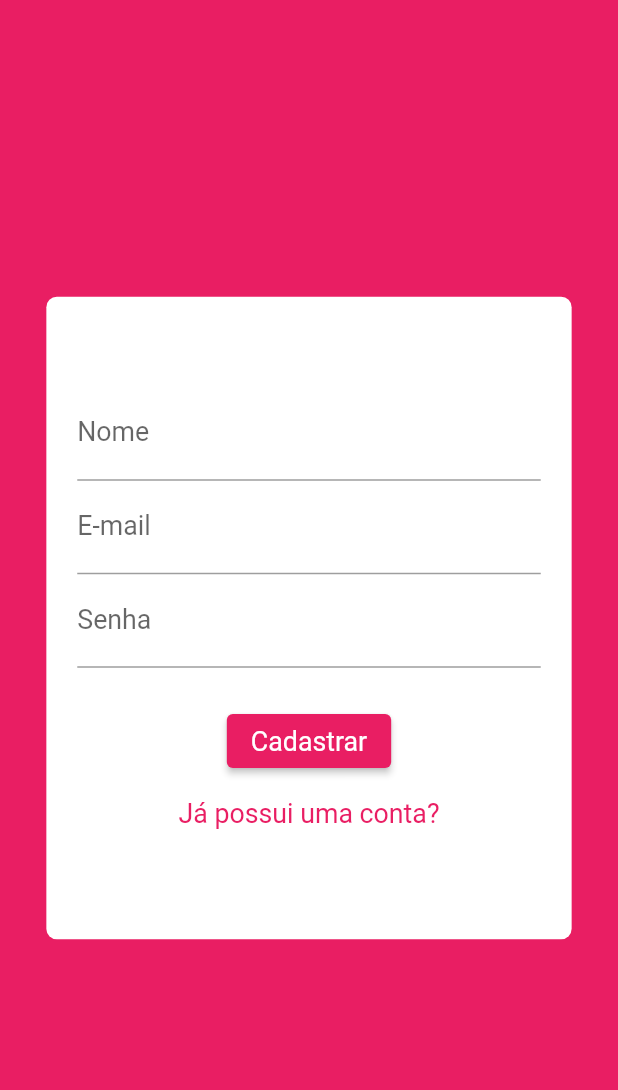
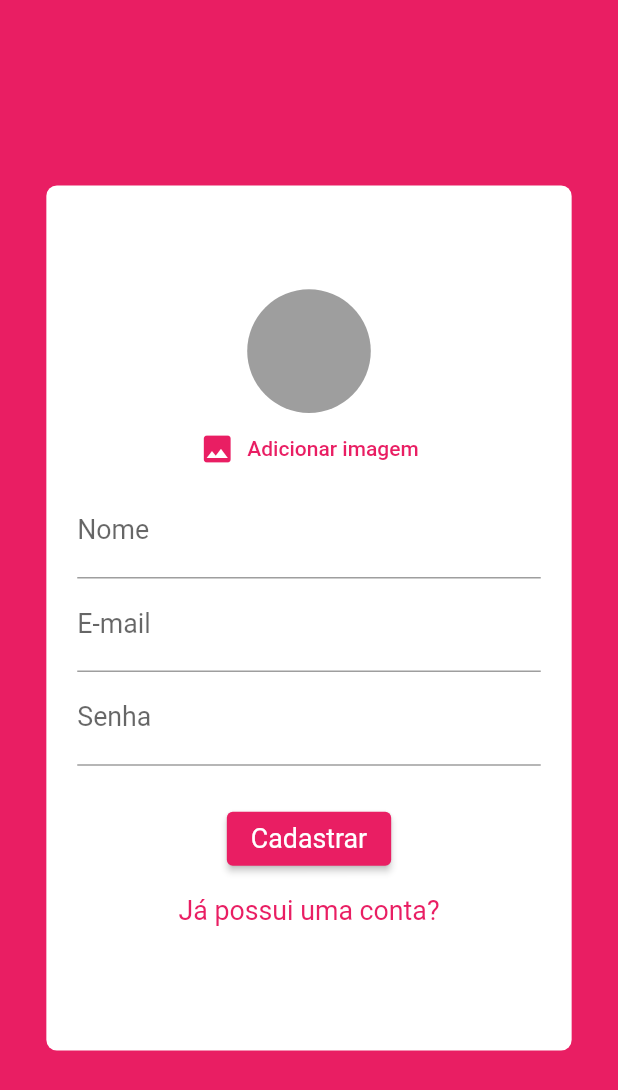
Before and after one commit to lucasribolli/flutter-chat, a Flutter app: the screen it shows after launch, after a tap on "Criar uma nova conta?", on a phone screen of 412 x 824 dp. Shown: the top 1090 px of the screen. Run offline on Flutter 3.47's test engine with Material 2 defaults, Android fonts, the phone set to English and light mode, and no system bars; our stand-ins replace cloud_firestore, firebase_auth, firebase_core, sizer; accounts and stored records are empty.

Commit message:
messages diferentiation and start image_picker

```diff
--- a/lib/screens/auth_screen.dart
+++ b/lib/screens/auth_screen.dart
@@ -46,7 +46,7 @@ class _AuthScreenState extends State<AuthScreen> {
         );
 
         await FirebaseFirestore.instance
-            .collection('user')
+            .collection('users')
             .doc(
               userCredential.user!.uid,
             )
--- a/lib/screens/chat_screen.dart
+++ b/lib/screens/chat_screen.dart
@@ -45,7 +45,8 @@ class ChatScreen extends StatelessWidget {
           ),
         ],
       ),
-      body: Column(
+      body: SafeArea(
+        child: Column(
           children: [
             Expanded(
               child: Messages(),
@@ -53,6 +54,7 @@ class ChatScreen extends StatelessWidget {
             NewMessage(),
           ],
         ),
+      ),
     );
   }
 }
--- a/lib/widgets/auth_form.dart
+++ b/lib/widgets/auth_form.dart
@@ -1,4 +1,5 @@
 import 'package:chat/models/auth_data.dart';
+import 'package:chat/widgets/user_image_picker.dart';
 import 'package:flutter/material.dart';
 import 'package:flutter/widgets.dart';
 import 'package:sizer/sizer.dart';
@@ -36,7 +37,7 @@ class _AuthFormState extends State<AuthForm> with SingleTickerProviderStateMixin
   }
 
   double _cardHeightFromMode() {
-    return _authData.isLogin ? 45.h : 52.h;
+    return _authData.isLogin ? 45.h : 70.h;
   }
 
   @override
@@ -66,6 +67,7 @@ class _AuthFormState extends State<AuthForm> with SingleTickerProviderStateMixin
               child: Column(
                 mainAxisAlignment: MainAxisAlignment.center,
                 children: [
+                  if (_authData.isSignup) UserImagePicker(),
                   if (_authData.isSignup)
                     TextFormField(
                       key: ValueKey('name'),
--- /dev/null
+++ b/lib/widgets/user_image_picker.dart
@@ -0,0 +1,36 @@
+import 'package:flutter/material.dart';
+import 'package:sizer/sizer.dart';
+
+class UserImagePicker extends StatefulWidget {
+  const UserImagePicker({Key? key}) : super(key: key);
+
+  @override
+  _UserImagePickerState createState() => _UserImagePickerState();
+}
+
+class _UserImagePickerState extends State<UserImagePicker> {
+  @override
+  Widget build(BuildContext context) {
+    return Column(
+      children: [
+        CircleAvatar(
+          radius: 10.w,
+          backgroundColor: Colors.grey,
+        ),
+        TextButton.icon(
+          onPressed: () {},
+          icon: Icon(
+            Icons.image,
+            color: Theme.of(context).primaryColor,
+          ),
+          label: Text(
+            'Adicionar imagem',
+            style: TextStyle(
+              color: Theme.of(context).primaryColor,
+            ),
+          ),
+        )
+      ],
+    );
+  }
+}
--- a/pubspec.yaml
+++ b/pubspec.yaml
@@ -27,6 +27,7 @@ dependencies:
   firebase_core: ^1.5.0
   flutter:
     sdk: flutter
+  image_picker: ^0.8.3+3
   sizer: ^2.0.13
 
 dev_dependencies:
```
Also changed, not shown: lib/models/message_data.dart (+8 -0 lines), lib/widgets/message_bubble.dart (+43 -15 lines), lib/widgets/messages.dart (+12 -0 lines), lib/widgets/new_message.dart (+18 -10 lines), pubspec.lock, 1 other file. Lines whose indentation alone changed are shown as unchanged.
